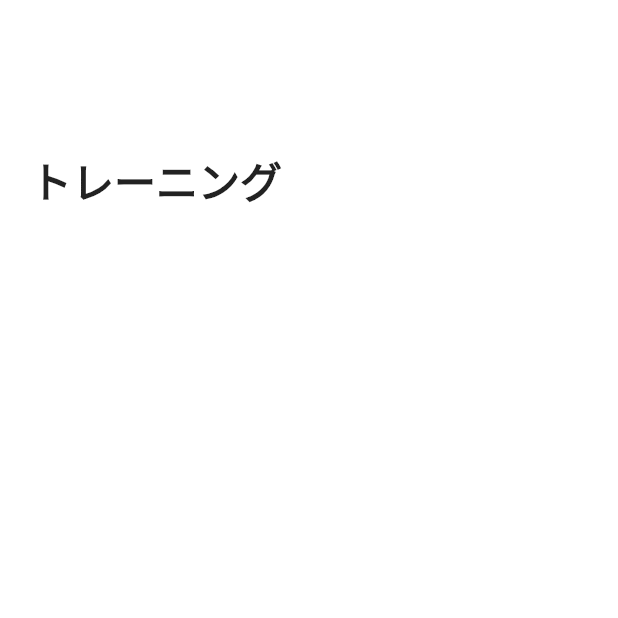
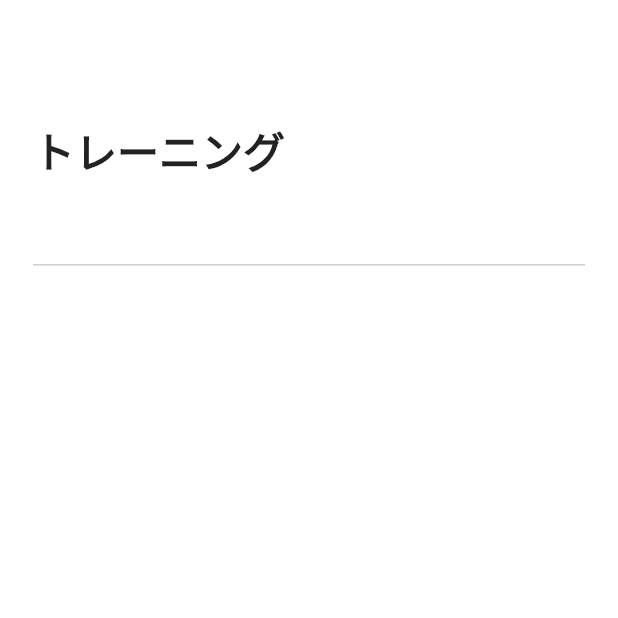
Before and after one commit to daibbon/github_1_1, a Flutter app: the MigileftScreen screen opened directly, on a phone screen of 412 x 824 dp, the top half of it. Run offline on Flutter 3.47's test engine with Material 2 defaults, Android fonts, the phone set to English and light mode, and no system bars; our stand-ins replace cloud_firestore, firebase_core, fluttertoast, google_fonts, modal_bottom_sheet; accounts and stored records are empty.

Commit message:
2021/11/21 児島 22

```diff
--- a/lib/migileft_screen.dart
+++ b/lib/migileft_screen.dart
@@ -1,10 +1,10 @@
+import 'package:flutter/cupertino.dart';
 import 'package:flutter/material.dart';
 import 'package:cloud_firestore/cloud_firestore.dart';
 
 import 'package:github_1/chest_page.dart';
 import 'package:github_1/method2.dart';
 import 'package:google_fonts/google_fonts.dart';
-
 
 class MigileftScreen extends StatefulWidget {
   @override
@@ -29,32 +29,43 @@ class _MigileftState extends State<MigileftScreen> {
   @override
   Widget build(BuildContext context) {
     return Scaffold(
-          body: Container(
-            margin: EdgeInsets.fromLTRB(10, 100, 10, 10),
+        appBar: AppBar(
+          backgroundColor: CupertinoColors.white,
+          elevation: 0,
+        ),
+
+        body:
+        Container(
+          margin: EdgeInsets.fromLTRB(22, 0, 22, 0),
           child: Column(
-                crossAxisAlignment: CrossAxisAlignment.start,
-                children: <Widget>[
-
-                  //タイトル（トレーニング）
+              mainAxisAlignment: MainAxisAlignment.start,
+              children: [
+                //トレーニング
                 Container(
                   width: double.infinity,
-                      margin: EdgeInsets.fromLTRB(10, 0, 0, 0),
-                      // padding: EdgeInsets.all(20.0),
+                  margin: EdgeInsets.fromLTRB(0, 24, 0, 56),
                   child: Text(
-                          "トレーニング",
+                    'トレーニング',
                     textAlign: TextAlign.left,
                     style: GoogleFonts.notoSans(
                       textStyle: TextStyle(fontWeight: FontWeight.bold, fontSize: 28.0),
-                          )
-                      )),
+                    ),
+                  ),
+                ),
+
+                //一番上の線
+                const Divider(
+                  color: Color(0xFFCFCFCF),
+                  indent: 0,
+                  endIndent: 0,
+                  thickness: 1,
+                  height: 0,
+                ),
 
                 //部位一覧
                   Container(
-                    // margin入れたらerror
-                    child: Expanded(
                     //引数にstream名/フィールド名/画面遷移のメソッドを代入する
                     child: makingList(_makingStream, 'name', _onTap),
-                    ),
                   ),
 
                 ]
```
Also changed, not shown: lib/chest_page.dart (+58 -13 lines), lib/method2.dart (+47 -7 lines). Lines whose indentation alone changed are shown as unchanged.
